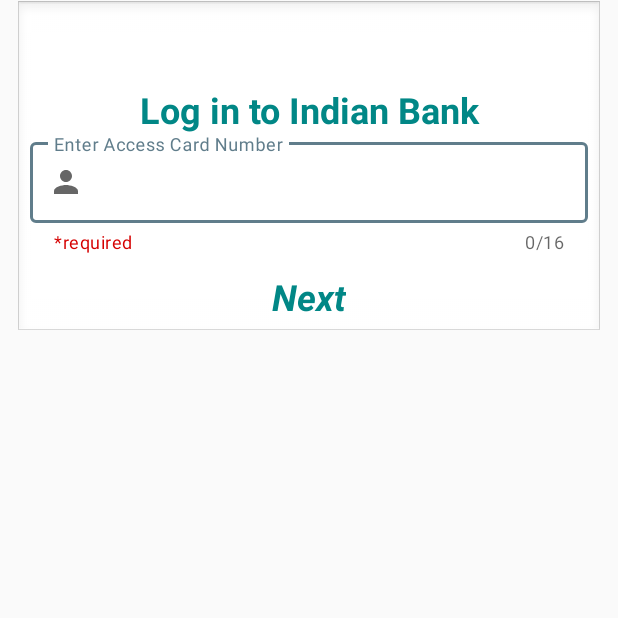
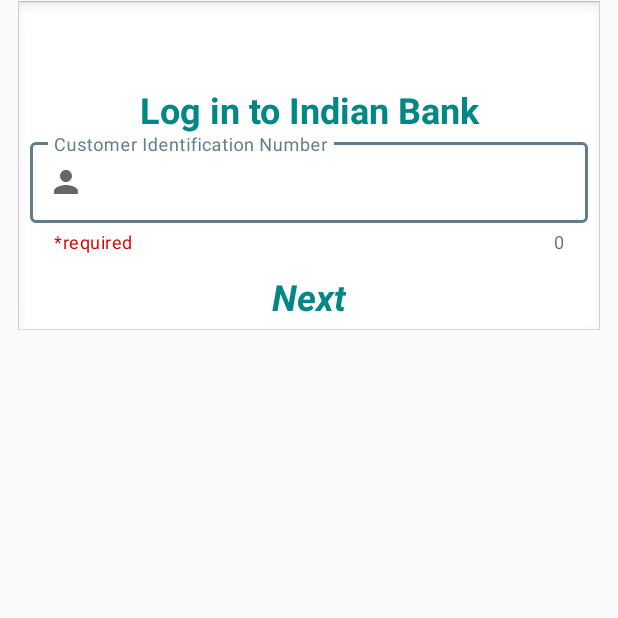
Before and after one commit to shhekarchowdary/Indian_Bank_Android, an Android app: the MainActivity screen opened directly, with no data from a screen before it, after a tap on "Login", on a phone screen of 412 x 824 dp, the part 449-1067 px from its top. Run offline under Robolectric (Android 15) with nearby library versions, the phone set to English and light mode, and no system bars; our stand-ins replace Firebase (no records; nobody signed in at launch, a user with empty details on screens opened directly).

Commit message:
with FireBase retrieve

```diff
--- a/app/src/main/java/com/arr/indianbankandroid/Customer.java
+++ b/app/src/main/java/com/arr/indianbankandroid/Customer.java
@@ -16,7 +16,7 @@ public class Customer {
     private String fatherName;
     private String dob;
     private String occupation;
-    private long phoneNumber;
+    private String phoneNumber;
     private String emailId;
     private String address;
     private String city;
@@ -31,7 +31,7 @@ public class Customer {
 
     private ArrayList<Account> accounts = new ArrayList<>();
 
-    public Customer(String cin, String fullName, String fatherName, String dob, String occupation, long phoneNumber, String emailId, String address, String city, String panNumber, String aadharNumber, String accessCardNumber, String pinNumber) {
+    public Customer(String cin, String fullName, String fatherName, String dob, String occupation, String phoneNumber, String emailId, String address, String city, String panNumber, String aadharNumber, String accessCardNumber, String pinNumber) {
         this.cin = cin;
         this.fullName = fullName;
         this.fatherName = fatherName;
@@ -91,11 +91,11 @@ public class Customer {
         this.occupation = occupation;
     }
 
-    public long getPhoneNumber() {
+    public String getPhoneNumber() {
         return phoneNumber;
     }
 
-    public void setPhoneNumber(long phoneNumber) {
+    public void setPhoneNumber(String phoneNumber) {
         this.phoneNumber = phoneNumber;
     }
 
--- a/app/src/main/java/com/arr/indianbankandroid/MainActivity.java
+++ b/app/src/main/java/com/arr/indianbankandroid/MainActivity.java
@@ -54,27 +54,27 @@ public class MainActivity extends AppCompatActivity {
         referenceAccounts = rootNode.getReference("Accounts");
 
         Customer cus1 = new Customer("10101", "Soma Sekhar Anaparthi", "Ramarao Anaparthi", "13-01-1996"
-                , "Business", 8989898989L, "shhekar@gmail.com", "katheru, Rajahmundry",
+                , "Business", "8989898989L", "shhekar@gmail.com", "katheru, Rajahmundry",
                 "Rajahmundry", "ASDF45678h", "1234 1234 1234", "1234",
                 "1234");
 
         referenceCustomers.child(cus1.getCin()).setValue(cus1);
 
         mCustomers.add(new Customer("10101", "Soma Sekhar Anaparthi", "Ramarao Anaparthi", "13-01-1996"
-                , "Business", 8989898989L, "shhekar@gmail.com", "katheru, Rajahmundry",
+                , "Business", "8989898989L", "shhekar@gmail.com", "katheru, Rajahmundry",
                 "Rajahmundry", "ASDF45678h", "1234 1234 1234", "1234",
                 "1234"));
 
         mCustomers.add(new Customer("10102", "Manikanta", "Soma sekhar", "13-02-1998"
-                , "Business", 787878787878L, "manikanta@gmail.com", "Morampudi, Rajahmundry",
+                , "Business", "787878787878L", "manikanta@gmail.com", "Morampudi, Rajahmundry",
                 "Rajahmundry", "ASDF45678G", "4567 4567 4567", "2345234523452345",
                 "2345"));
         mCustomers.add(new Customer("10107", "Dhanush", "Jithendra", "13-03-1997"
-                , "Business", 6767676767L, "dhanush@gmail.com", "ponnur, Guntur",
+                , "Business", "6767676767L", "dhanush@gmail.com", "ponnur, Guntur",
                 "Guntur", "ASDF45678Y", "6767 6767 6767 6767", "4545454545454545",
                 "4545"));
         mCustomers.add(new Customer("10110", "Jithendra", "Manikanta", "13-04-1995"
-                , "Electrical Engineer", 99999999999L, "jithandra@gmail.com", "2-34, Ananthapur",
+                , "Electrical Engineer", "99999999999L", "jithandra@gmail.com", "2-34, Ananthapur",
                 "Ananthapur", "ASDF45678U", "8989 8989 8989", "5678567856785678",
                 "5678"));
         for(Customer customer:mCustomers){
--- a/app/src/main/java/com/arr/indianbankandroid/OverView.java
+++ b/app/src/main/java/com/arr/indianbankandroid/OverView.java
@@ -47,7 +47,7 @@ public class OverView extends AppCompatActivity {
         mCustomerName.setText(loggedInCustomer.getFullName());
         mFatherName.setText(loggedInCustomer.getFatherName());
         mDob.setText(loggedInCustomer.getDob());
-        mMobile.setText(String.valueOf(loggedInCustomer.getPhoneNumber()));
+        mMobile.setText(loggedInCustomer.getPhoneNumber());
         mEmail.setText(loggedInCustomer.getEmailId());
         mAddress.setText(loggedInCustomer.getAddress());
         mAadhar.setText(loggedInCustomer.getAadharNumber());
--- a/app/src/main/res/layout/activity_login.xml
+++ b/app/src/main/res/layout/activity_login.xml
@@ -78,7 +78,6 @@
             android:layout_height="match_parent"
             app:boxStrokeWidthFocused="2dp"
             app:counterEnabled="true"
-            app:counterMaxLength="16"
             app:endIconMode="clear_text"
             app:helperText="*required"
             app:helperTextTextColor="#D50000"
@@ -89,9 +88,8 @@
                 style="@style/Widget.MaterialComponents.TextInputLayout.OutlinedBox"
                 android:layout_width="match_parent"
                 android:layout_height="wrap_content"
-                android:hint="@string/enter_access_card_number"
+                android:hint="@string/entercinNumber"
                 android:inputType="number"
-                android:maxLength="16"
                 android:textColorHint="#040404" />
         </com.google.android.material.textfield.TextInputLayout>
 
--- a/app/src/main/res/values/strings.xml
+++ b/app/src/main/res/values/strings.xml
@@ -6,7 +6,7 @@
     <string name="newUser">New User? </string>
     <string name="accessCardNumber">Access Card Number</string>
     <string name="next">Next</string>
-    <string name="enterAccessCardNumber">Enter Access Card Number</string>
+    <string name="entercinNumber">Customer Identification Number</string>
     <string name="loginLogo">Login Logo</string>
     <string name="loginToIndianBank">Log in to Indian Bank</string>
     <string name="forgotAccess">Forgot Access?</string>
@@ -14,7 +14,6 @@
     <string name="enterPinNumber">Enter Pin Number</string>
     <string name="pinNumber">Pin Number</string>
     <string name="back"><![CDATA[<< Back]]></string>
-    <string name="enter_access_card_number">Enter Access Card Number</string>
     <string name="enter_pin_number">Enter Pin Number</string>
     <string name="Login">Login</string>
 </resources>
```
Also changed, not shown: app/src/main/java/com/arr/indianbankandroid/LoginActivity.java (+22 -11 lines), app/src/main/java/com/arr/indianbankandroid/LoginActivity2.java (+20 -8 lines).
